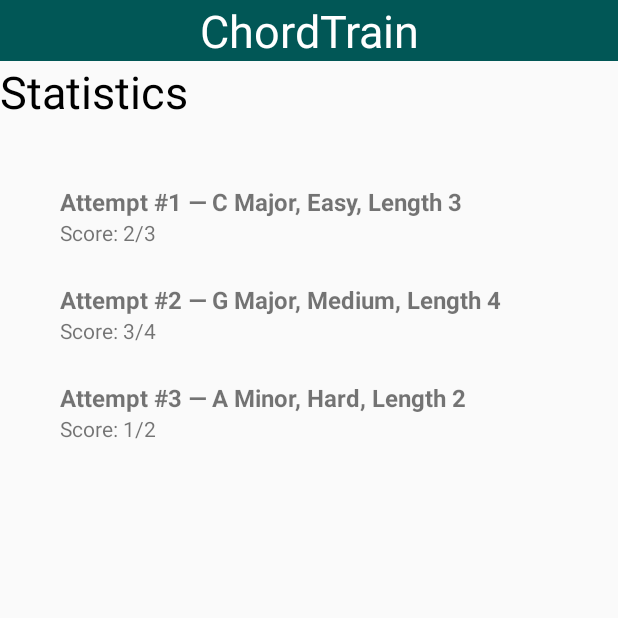
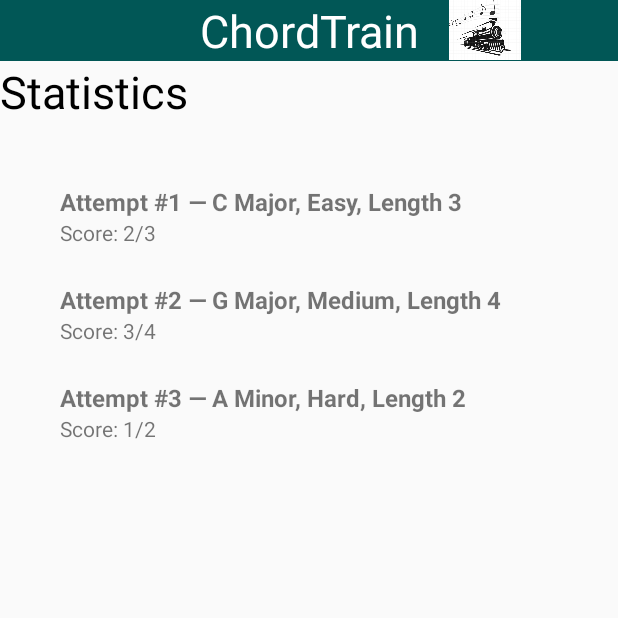
Before and after one commit to simontitk/chordtrain, an Android app: the StatisticsFragment screen opened through its navigation route, on a phone screen of 412 x 824 dp, the top half of it. Run offline under Robolectric (Android 15) with nearby library versions, the phone set to English and light mode, and no system bars; our stand-ins replace Room's generated code.

Commit message:
added chordtrain icon

```diff
--- a/app/src/main/res/layout-land/fragment_statistics.xml
+++ b/app/src/main/res/layout-land/fragment_statistics.xml
@@ -10,6 +10,7 @@
         android:layout_width="match_parent"
         android:layout_height="wrap_content"
         android:background="@color/teal"
+        android:gravity="center"
         android:text="@string/app_name"
         android:textColor="@color/white"
         android:textSize="30sp"
@@ -22,7 +23,6 @@
         android:layout_width="match_parent"
         android:layout_height="wrap_content"
         android:layout_marginTop="0dp"
-        android:background="@color/gray"
         android:text="@string/statistics"
         android:textColor="@color/black"
         android:textSize="30sp"
@@ -39,4 +39,13 @@
         app:layout_constraintStart_toStartOf="parent"
         app:layout_constraintTop_toBottomOf="@+id/statistics"
         app:layout_constraintVertical_bias="0.085" />
+
+    <ImageView
+        android:id="@+id/imageView"
+        android:layout_width="81dp"
+        android:layout_height="40dp"
+        android:layout_marginEnd="204dp"
+        app:layout_constraintEnd_toEndOf="@+id/textView"
+        app:layout_constraintTop_toTopOf="parent"
+        app:srcCompat="@drawable/chordtrain_icon" />
 </androidx.constraintlayout.widget.ConstraintLayout>
--- a/app/src/main/res/layout/fragment_statistics.xml
+++ b/app/src/main/res/layout/fragment_statistics.xml
@@ -40,4 +40,13 @@
         app:layout_constraintStart_toStartOf="parent"
         app:layout_constraintTop_toBottomOf="@+id/statistics"
         app:layout_constraintVertical_bias="0.085" />
+
+    <ImageView
+        android:id="@+id/imageView"
+        android:layout_width="81dp"
+        android:layout_height="40dp"
+        android:layout_marginEnd="48dp"
+        app:layout_constraintEnd_toEndOf="@+id/textView"
+        app:layout_constraintTop_toTopOf="parent"
+        app:srcCompat="@drawable/chordtrain_icon" />
 </androidx.constraintlayout.widget.ConstraintLayout>
```
Also changed, not shown: app/src/main/res/layout-land/fragment_main.xml (+9 -0 lines), app/src/main/res/layout/fragment_main.xml (+9 -0 lines), app/src/main/res/drawable/chordtrain_icon.png (added).
